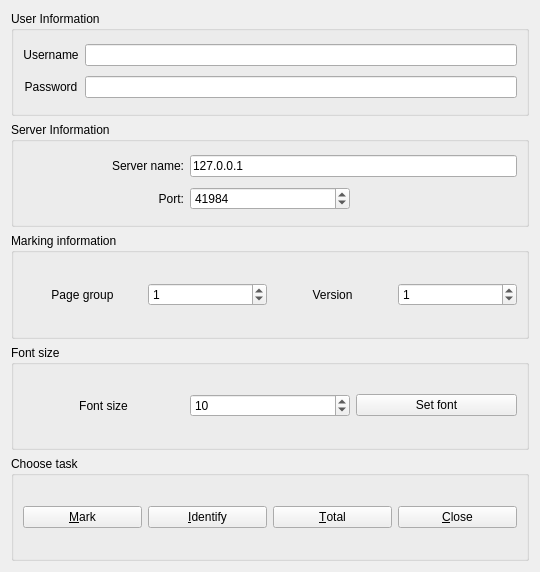
plomgrading/plom, file qtCreatorFiles/ui_chooser.ui: the form before one commit.
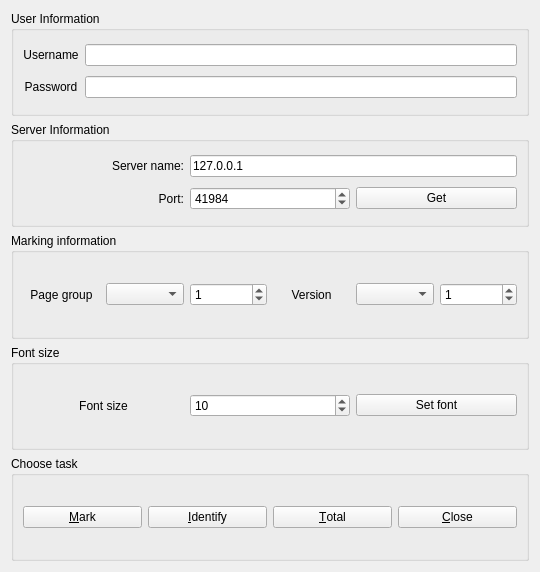
The form after the commit.

Commit message: modify ui to add a "get" button and some dropdown choosers

```diff
--- a/qtCreatorFiles/ui_chooser.ui
+++ b/qtCreatorFiles/ui_chooser.ui
@@ -102,6 +102,13 @@
         </property>
        </widget>
       </item>
+      <item row="1" column="2">
+       <widget class="QPushButton" name="pgGet">
+        <property name="text">
+         <string>Get</string>
+        </property>
+       </widget>
+      </item>
      </layout>
     </widget>
    </item>
@@ -116,14 +123,24 @@
      <layout class="QHBoxLayout" name="horizontalLayout_2">
       <item>
        <layout class="QGridLayout" name="gridLayout_2">
+        <item row="0" column="4">
+         <widget class="QLabel" name="vlabel">
+          <property name="text">
+           <string>Version</string>
+          </property>
+          <property name="alignment">
+           <set>Qt::AlignCenter</set>
+          </property>
+         </widget>
+        </item>
         <item row="0" column="3">
-         <widget class="QSpinBox" name="vSB">
+         <widget class="QSpinBox" name="pgSB">
           <property name="value">
            <number>1</number>
           </property>
          </widget>
         </item>
-        <item row="0" column="0">
+        <item row="0" column="1">
          <widget class="QLabel" name="pgLabel">
           <property name="text">
            <string>Page group</string>
@@ -134,22 +151,18 @@
          </widget>
         </item>
         <item row="0" column="2">
-         <widget class="QLabel" name="vlabel">
-          <property name="text">
-           <string>Version</string>
-          </property>
-          <property name="alignment">
-           <set>Qt::AlignCenter</set>
-          </property>
-         </widget>
+         <widget class="QComboBox" name="pgDrop"/>
         </item>
-        <item row="0" column="1">
-         <widget class="QSpinBox" name="pgSB">
+        <item row="0" column="6">
+         <widget class="QSpinBox" name="vSB">
           <property name="value">
            <number>1</number>
           </property>
          </widget>
         </item>
+        <item row="0" column="5">
+         <widget class="QComboBox" name="vDrop"/>
+        </item>
        </layout>
       </item>
      </layout>
```
The commit also changes 1 other file.
